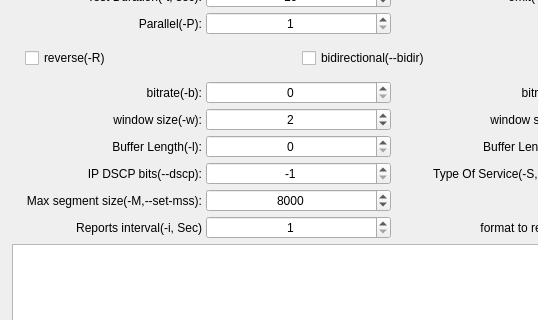
This is qiperfc/src/dlgiperf.ui in coolshou/qiperf as Qt 5 draws it before an edit; both pictures show x 0 to 538 and y 231 to 551 of the 786 by 781 pixel window. The edited form follows.
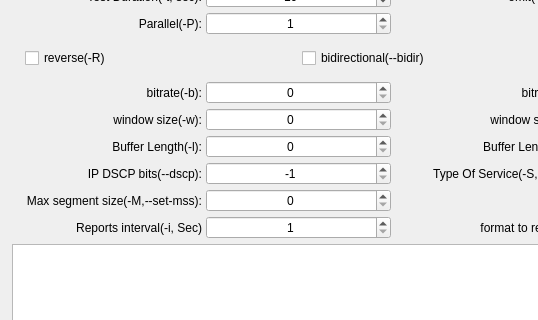
This is the edited form. Icons and pictures are not drawn.

Commit message: set default MSS (-M=0), Windows size (-w=0)

Patch:
```diff
--- a/qiperfc/src/dlgiperf.ui
+++ b/qiperfc/src/dlgiperf.ui
@@ -282,7 +282,7 @@
             <number>65535</number>
            </property>
            <property name="value">
-            <number>8000</number>
+            <number>0</number>
            </property>
           </widget>
          </item>
@@ -487,7 +487,7 @@
             <set>Qt::AlignCenter</set>
            </property>
            <property name="value">
-            <number>2</number>
+            <number>0</number>
            </property>
           </widget>
          </item>
```
